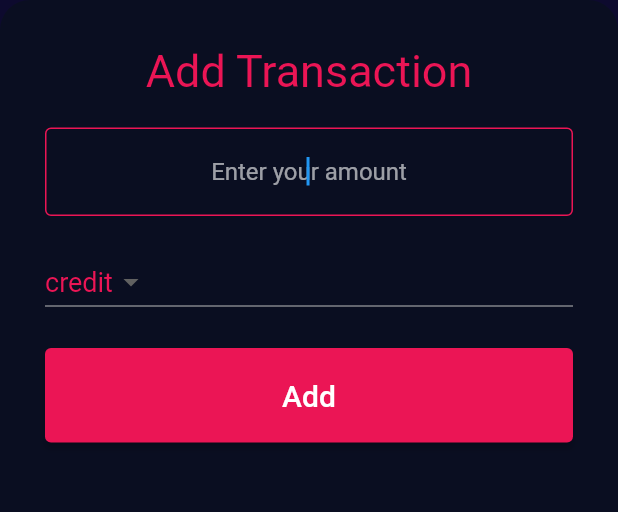
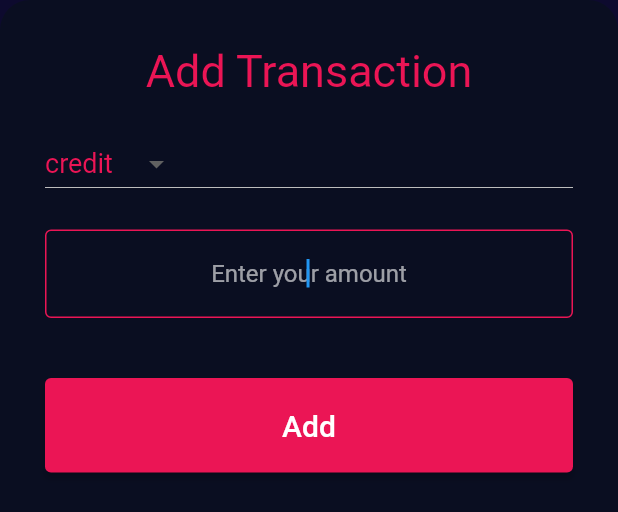
Before and after one commit to rtpa25/swadesh_assignment_client, a Flutter app: the AddTransactionScreen widget shown alone on an empty page, opened directly, after a tap on "Add", on a phone screen of 412 x 824 dp. Shown: the top 512 px of the screen. Run offline on Flutter 3.47's test engine with Material 2 defaults, Android fonts, the phone set to English and light mode, and no system bars; our stand-ins replace font_awesome_flutter, localstorage; accounts and stored records are empty; network calls fail.

Commit message:
feat: modified app to enable transfer money between multiple accounts

```diff
--- a/lib/models/transaction_model.dart
+++ b/lib/models/transaction_model.dart
@@ -4,6 +4,8 @@ class Transaction {
   DateTime createdAt;
   String status;
   String id;
+  String senderId;
+  String receiverId;
 
   Transaction({
     required this.id,
@@ -11,5 +13,7 @@ class Transaction {
     required this.type,
     required this.createdAt,
     required this.status,
+    required this.senderId,
+    required this.receiverId,
   });
 }
--- a/lib/networking/add_transaction.dart
+++ b/lib/networking/add_transaction.dart
@@ -6,21 +6,42 @@ import 'package:http/http.dart' as http;
 import '../utils/constants.dart';
 
 Future<Transaction> createTransactionOnServer({
-  required String userId,
+  String? senderId,
+  String? receiverId,
   required String transactionAmount,
   required String transactionType,
 }) async {
   try {
-    var res = await http.post(Uri.parse("$baseUrl/api/transactions"),
-        headers: <String, String>{
-          'Content-Type': 'application/json; charset=UTF-8',
-        },
-        body: jsonEncode(<String, String>{
-          'amount': transactionAmount,
-          'type': transactionType,
-          'user': userId,
-          'status': "created",
-        }));
+    Map<String, String> body = {
+      "amount": transactionAmount,
+      "type": transactionType,
+    };
+
+    if (senderId != null && receiverId != null) {
+      body = {
+        "sender": senderId,
+        "receiver": receiverId,
+        ...body,
+      };
+    } else if (senderId != null && receiverId == null) {
+      body = {
+        "sender": senderId,
+        ...body,
+      };
+    } else if (senderId == null && receiverId != null) {
+      body = {
+        "receiver": receiverId,
+        ...body,
+      };
+    }
+
+    var res = await http.post(
+      Uri.parse("$baseUrl/api/transactions"),
+      headers: <String, String>{
+        'Content-Type': 'application/json; charset=UTF-8',
+      },
+      body: jsonEncode(body),
+    );
 
     Transaction newTransaction = Transaction(
       amount: jsonDecode(res.body)["amount"].toDouble(),
@@ -28,6 +49,8 @@ Future<Transaction> createTransactionOnServer({
       createdAt: DateTime.parse(jsonDecode(res.body)["createdAt"]),
       status: jsonDecode(res.body)["status"],
       id: jsonDecode(res.body)["_id"],
+      receiverId: jsonDecode(res.body)["receiver"],
+      senderId: jsonDecode(res.body)["sender"],
     );
     return newTransaction;
   } catch (e) {
--- a/lib/networking/fetch_transactions.dart
+++ b/lib/networking/fetch_transactions.dart
@@ -19,6 +19,8 @@ Future<List<Transaction>> fetchTransactions({required String userId}) async {
               createdAt: DateTime.parse(transaction["createdAt"]),
               status: transaction["status"],
               id: transaction["_id"],
+              receiverId: transaction["receiver"],
+              senderId: transaction["sender"],
             ))
         .toList();
 
--- a/lib/screens/add_transaction_screen.dart
+++ b/lib/screens/add_transaction_screen.dart
@@ -24,6 +24,8 @@ class _AddTransactionScreenState extends State<AddTransactionScreen> {
   final _text = TextEditingController();
   bool _validate = false;
   String errorString = "";
+  bool isTransfer = false;
+  String receiverId = "";
 
   @override
   void dispose() {
@@ -40,11 +42,27 @@ class _AddTransactionScreenState extends State<AddTransactionScreen> {
 
     String? userId = Provider.of<UserData>(context, listen: false).id;
 
-    Transaction newTransaction = await createTransactionOnServer(
-      userId: userId!,
+    Transaction newTransaction;
+
+    if (transactionType == "transfer") {
+      newTransaction = await createTransactionOnServer(
           transactionAmount: transactionAmount,
           transactionType: transactionType,
+          receiverId: receiverId,
+          senderId: userId);
+    } else if (transactionType == "credit") {
+      newTransaction = await createTransactionOnServer(
+        transactionAmount: transactionAmount,
+        transactionType: transactionType,
+        receiverId: userId,
       );
+    } else {
+      newTransaction = await createTransactionOnServer(
+        transactionAmount: transactionAmount,
+        transactionType: transactionType,
+        senderId: userId,
+      );
+    }
 
     transactionSlice.addTransaction(newTransaction);
 
@@ -56,7 +74,7 @@ class _AddTransactionScreenState extends State<AddTransactionScreen> {
     navigator.pop();
   }
 
-  void handleInputStateChange(String value) {
+  void handleAmountStateChange(String value) {
     setState(() {
       if (value.isEmpty) {
         _validate = true;
@@ -106,6 +124,40 @@ class _AddTransactionScreenState extends State<AddTransactionScreen> {
             const SizedBox(
               height: 20.0,
             ),
+            DropdownButton(
+              value: transactionType,
+              style: const TextStyle(
+                color: Color(0xFFEB1555),
+                fontSize: 18,
+              ),
+              items: const [
+                DropdownMenuItem(
+                  value: "credit",
+                  child: Text("credit"),
+                ),
+                DropdownMenuItem(
+                  value: "debit",
+                  child: Text("debit"),
+                ),
+                DropdownMenuItem(
+                  value: "transfer",
+                  child: Text("transfer"),
+                ),
+              ],
+              onChanged: (value) {
+                setState(() {
+                  transactionType = value!;
+                  if (value == "transfer") {
+                    isTransfer = true;
+                  } else {
+                    isTransfer = false;
+                  }
+                });
+              },
+            ),
+            const SizedBox(
+              height: 20.0,
+            ),
             TextField(
               controller: _text,
               decoration: InputDecoration(
@@ -128,33 +180,42 @@ class _AddTransactionScreenState extends State<AddTransactionScreen> {
               textAlign: TextAlign.center,
               keyboardType: TextInputType.number,
               autocorrect: true,
-              onChanged: handleInputStateChange,
+              onChanged: handleAmountStateChange,
             ),
             const SizedBox(
               height: 20.0,
             ),
-            DropdownButton(
-              value: transactionType,
-              style: const TextStyle(
+            (isTransfer
+                ? TextField(
+                    decoration: const InputDecoration(
+                      hintText: "Enter receiver's Id",
+                      enabledBorder: OutlineInputBorder(
+                        borderSide: BorderSide(
+                          width: 1,
                           color: Color(0xFFEB1555),
-                fontSize: 18,
                         ),
-              items: const [
-                DropdownMenuItem(
-                  value: "credit",
-                  child: Text("credit"),
                       ),
-                DropdownMenuItem(
-                  value: "debit",
-                  child: Text("debit"),
+                      focusedBorder: OutlineInputBorder(
+                        borderSide: BorderSide(
+                          width: 1,
+                          color: Color(0xFFEB1555),
                         ),
-              ],
+                      ),
+                    ),
+                    autofocus: true,
+                    textAlign: TextAlign.center,
+                    keyboardType: TextInputType.text,
+                    autocorrect: true,
                     onChanged: (value) {
                       setState(() {
-                  transactionType = value!;
+                        receiverId = value;
                       });
                     },
-            ),
+                  )
+                : const SizedBox(
+                    height: 0,
+                    width: 0,
+                  )),
             const SizedBox(
               height: 20.0,
             ),
```
Also changed, not shown: 1 other file. Lines whose indentation alone changed are shown as unchanged.
